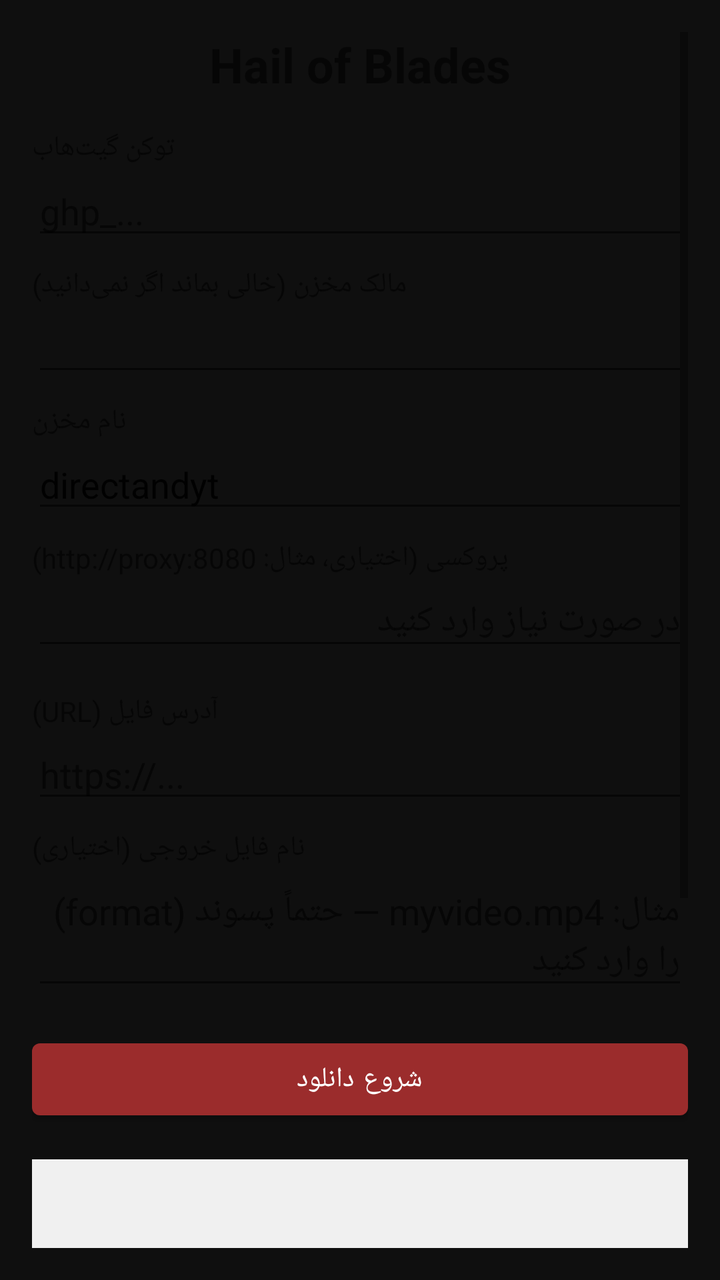
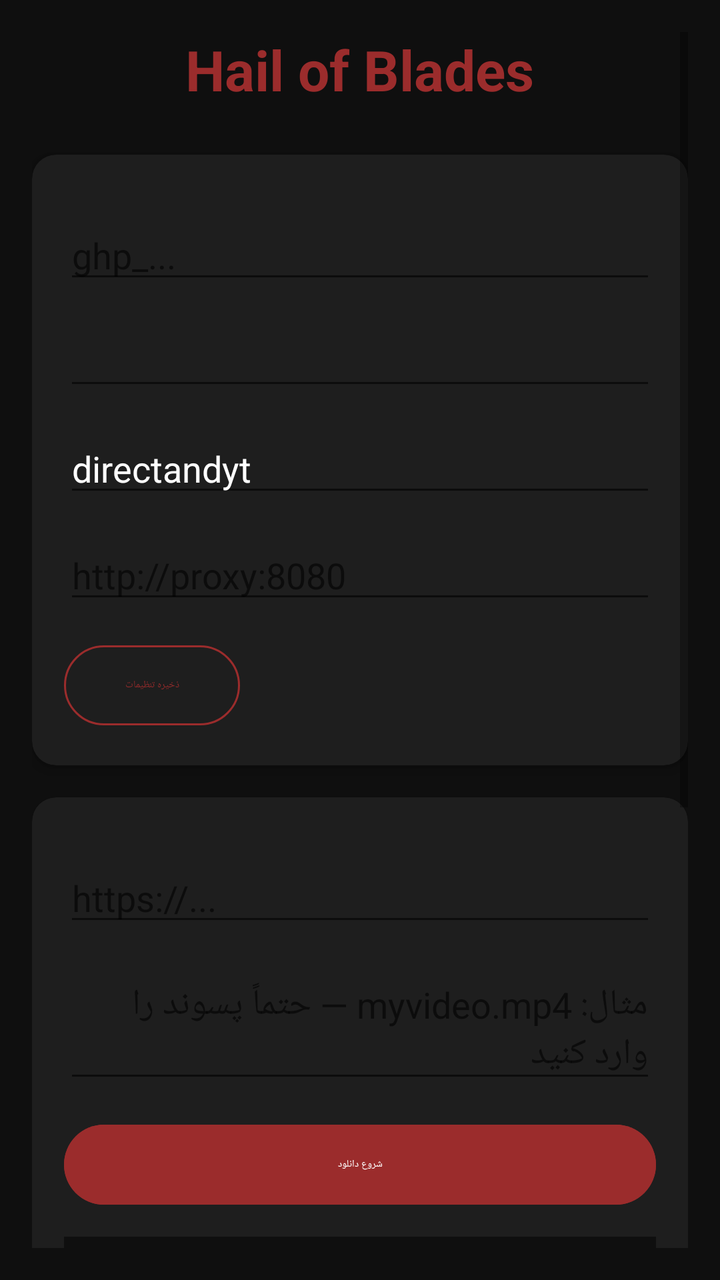

Compare the two renders of this Android layout. The source of the first and the diff that turns it into the second are given below.
<!-- AndroidManifest.xml: application theme Theme.HOB -->
<!-- res/layout/activity_main.xml -->
<?xml version="1.0" encoding="utf-8"?>
<ScrollView xmlns:android="http://schemas.android.com/apk/res/android"
    android:layout_width="match_parent"
    android:layout_height="match_parent"
    android:padding="16dp">

    <LinearLayout
        android:layout_width="match_parent"
        android:layout_height="wrap_content"
        android:orientation="vertical">

        <TextView
            android:layout_width="wrap_content"
            android:layout_height="wrap_content"
            android:text="Hail of Blades"
            android:textSize="24sp"
            android:textStyle="bold"
            android:layout_gravity="center"
            android:paddingBottom="16dp" />

        <TextView
            android:text="توکن گیت‌هاب"
            android:layout_width="wrap_content"
            android:layout_height="wrap_content" />
        <EditText
            android:id="@+id/tokenInput"
            android:layout_width="match_parent"
            android:layout_height="wrap_content"
            android:inputType="textPassword"
            android:hint="ghp_..." />

        <TextView
            android:text="مالک مخزن (خالی بماند اگر نمی‌دانید)"
            android:layout_width="wrap_content"
            android:layout_height="wrap_content"
            android:layout_marginTop="8dp" />
        <EditText
            android:id="@+id/ownerInput"
            android:layout_width="match_parent"
            android:layout_height="wrap_content"
            android:text="" />

        <TextView
            android:text="نام مخزن"
            android:layout_width="wrap_content"
            android:layout_height="wrap_content"
            android:layout_marginTop="8dp" />
        <EditText
            android:id="@+id/repoInput"
            android:layout_width="match_parent"
            android:layout_height="wrap_content"
            android:text="directandyt" />

        <TextView
            android:text="پروکسی (اختیاری، مثال: http://proxy:8080)"
            android:layout_width="wrap_content"
            android:layout_height="wrap_content"
            android:layout_marginTop="8dp" />
        <EditText
            android:id="@+id/proxyInput"
            android:layout_width="match_parent"
            android:layout_height="wrap_content"
            android:hint="در صورت نیاز وارد کنید" />

        <TextView
            android:text="آدرس فایل (URL)"
            android:layout_width="wrap_content"
            android:layout_height="wrap_content"
            android:layout_marginTop="16dp" />
        <EditText
            android:id="@+id/urlInput"
            android:layout_width="match_parent"
            android:layout_height="wrap_content"
            android:hint="https://..." />

        <TextView
            android:text="نام فایل خروجی (اختیاری)"
            android:layout_width="wrap_content"
            android:layout_height="wrap_content"
            android:layout_marginTop="8dp" />
        <EditText
            android:id="@+id/filenameInput"
            android:layout_width="match_parent"
            android:layout_height="wrap_content"
            android:hint="مثال: myvideo.mp4 — حتماً پسوند (format) را وارد کنید" />

        <Button
            android:id="@+id/startButton"
            android:layout_width="match_parent"
            android:layout_height="wrap_content"
            android:text="شروع دانلود"
            android:layout_marginTop="16dp" />

        <ProgressBar
            android:id="@+id/progressBar"
            style="?android:attr/progressBarStyleHorizontal"
            android:layout_width="match_parent"
            android:layout_height="wrap_content"
            android:layout_marginTop="16dp"
            android:visibility="gone" />

        <TextView
            android:id="@+id/logText"
            android:layout_width="match_parent"
            android:layout_height="200dp"
            android:background="#f0f0f0"
            android:padding="8dp"
            android:scrollbars="vertical"
            android:gravity="top"
            android:layout_marginTop="16dp" />

        <Button
            android:id="@+id/clearLogButton"
            android:layout_width="wrap_content"
            android:layout_height="wrap_content"
            android:text="پاک کردن لاگ"
            android:layout_gravity="end" />

        
        <LinearLayout
            android:layout_width="match_parent"
            android:layout_height="wrap_content"
            android:orientation="horizontal"
            android:gravity="center"
            android:layout_marginTop="20dp"
            android:padding="8dp">

            <TextView
                android:id="@+id/telegramLink"
                android:layout_width="wrap_content"
                android:layout_height="wrap_content"
                android:text="📱 @Hailofblades"
                android:textColor="#0088cc"
                android:padding="8dp"
                android:clickable="true"
                android:focusable="true" />

            <TextView
                android:layout_width="wrap_content"
                android:layout_height="wrap_content"
                android:text="  |  " />

            <TextView
                android:id="@+id/githubLink"
                android:layout_width="wrap_content"
                android:layout_height="wrap_content"
                android:text="🐙 GitHub"
                android:textColor="#333333"
                android:padding="8dp"
                android:clickable="true"
                android:focusable="true" />
        </LinearLayout>

    </LinearLayout>
</ScrollView>
<!-- resources referenced by this layout -->
<resources>
  <style name="Theme.HOB" parent="Theme.MaterialComponents.DayNight.NoActionBar">
          <item name="android:windowBackground">@color/background</item>
          <item name="android:statusBarColor">@color/background</item>
          <item name="android:navigationBarColor">@color/background</item>
          <item name="colorPrimary">@color/accentRune</item>
          <item name="colorPrimaryVariant">@color/accentRuneLight</item>
          <item name="colorOnPrimary">@color/textPrimary</item>
          <item name="colorSurface">@color/surface</item>
          <item name="colorOnSurface">@color/textPrimary</item>
          <item name="colorSecondary">@color/accentRuneLight</item>
          <item name="colorOnSecondary">@color/textPrimary</item>
      </style>
  <color name="background">#0F0F0F</color>
  <color name="accentRune">#9B2C2C</color>
  <color name="accentRuneLight">#C04444</color>
  <color name="textPrimary">#FFFFFF</color>
  <color name="surface">#1E1E1E</color>
</resources>

<!-- the commit's change to res/layout/activity_main.xml (unified diff, before → after) -->
@@ -1,120 +1,195 @@
 <?xml version="1.0" encoding="utf-8"?>
 <ScrollView xmlns:android="http://schemas.android.com/apk/res/android"
+    xmlns:app="http://schemas.android.com/apk/res-auto"
     android:layout_width="match_parent"
     android:layout_height="match_parent"
-    android:padding="16dp">
+    android:padding="16dp"
+    android:background="@color/background">
 
     <LinearLayout
         android:layout_width="match_parent"
         android:layout_height="wrap_content"
-        android:orientation="vertical">
+        android:orientation="vertical"
+        android:gravity="center_horizontal">
 
         <TextView
             android:layout_width="wrap_content"
             android:layout_height="wrap_content"
             android:text="Hail of Blades"
-            android:textSize="24sp"
+            android:textSize="28sp"
             android:textStyle="bold"
-            android:layout_gravity="center"
-            android:paddingBottom="16dp" />
-
-        <TextView
-            android:text="توکن گیت‌هاب"
-            android:layout_width="wrap_content"
-            android:layout_height="wrap_content" />
-        <EditText
-            android:id="@+id/tokenInput"
-            android:layout_width="match_parent"
-            android:layout_height="wrap_content"
-            android:inputType="textPassword"
-            android:hint="ghp_..." />
-
-        <TextView
-            android:text="مالک مخزن (خالی بماند اگر نمی‌دانید)"
-            android:layout_width="wrap_content"
-            android:layout_height="wrap_content"
-            android:layout_marginTop="8dp" />
-        <EditText
-            android:id="@+id/ownerInput"
-            android:layout_width="match_parent"
-            android:layout_height="wrap_content"
-            android:text="" />
-
-        <TextView
-            android:text="نام مخزن"
-            android:layout_width="wrap_content"
-            android:layout_height="wrap_content"
-            android:layout_marginTop="8dp" />
-        <EditText
-            android:id="@+id/repoInput"
-            android:layout_width="match_parent"
-            android:layout_height="wrap_content"
-            android:text="directandyt" />
-
-        <TextView
-            android:text="پروکسی (اختیاری، مثال: http://proxy:8080)"
-            android:layout_width="wrap_content"
-            android:layout_height="wrap_content"
-            android:layout_marginTop="8dp" />
-        <EditText
-            android:id="@+id/proxyInput"
-            android:layout_width="match_parent"
-            android:layout_height="wrap_content"
-            android:hint="در صورت نیاز وارد کنید" />
-
-        <TextView
-            android:text="آدرس فایل (URL)"
-            android:layout_width="wrap_content"
-            android:layout_height="wrap_content"
-            android:layout_marginTop="16dp" />
-        <EditText
-            android:id="@+id/urlInput"
-            android:layout_width="match_parent"
-            android:layout_height="wrap_content"
-            android:hint="https://..." />
-
-        <TextView
-            android:text="نام فایل خروجی (اختیاری)"
-            android:layout_width="wrap_content"
-            android:layout_height="wrap_content"
-            android:layout_marginTop="8dp" />
-        <EditText
-            android:id="@+id/filenameInput"
-            android:layout_width="match_parent"
-            android:layout_height="wrap_content"
-            android:hint="مثال: myvideo.mp4 — حتماً پسوند (format) را وارد کنید" />
-
-        <Button
-            android:id="@+id/startButton"
-            android:layout_width="match_parent"
-            android:layout_height="wrap_content"
-            android:text="شروع دانلود"
-            android:layout_marginTop="16dp" />
-
-        <ProgressBar
-            android:id="@+id/progressBar"
-            style="?android:attr/progressBarStyleHorizontal"
-            android:layout_width="match_parent"
-            android:layout_height="wrap_content"
-            android:layout_marginTop="16dp"
-            android:visibility="gone" />
-
-        <TextView
-            android:id="@+id/logText"
-            android:layout_width="match_parent"
-            android:layout_height="200dp"
-            android:background="#f0f0f0"
-            android:padding="8dp"
-            android:scrollbars="vertical"
-            android:gravity="top"
-            android:layout_marginTop="16dp" />
-
-        <Button
-            android:id="@+id/clearLogButton"
-            android:layout_width="wrap_content"
-            android:layout_height="wrap_content"
-            android:text="پاک کردن لاگ"
-            android:layout_gravity="end" />
+            android:textColor="@color/accentRune"
+            android:paddingBottom="24dp" />
+
+        
+        <com.google.android.material.card.MaterialCardView
+            android:layout_width="match_parent"
+            android:layout_height="wrap_content"
+            android:layout_marginBottom="16dp"
+            app:cardCornerRadius="12dp"
+            app:cardBackgroundColor="@color/surface"
+            app:cardElevation="4dp">
+
+            <LinearLayout
+                android:layout_width="match_parent"
+                android:layout_height="wrap_content"
+                android:orientation="vertical"
+                android:padding="16dp">
+
+                <TextView
+                    android:text="تنظیمات"
+                    android:textColor="@color/accentRune"
+                    android:textSize="18sp"
+                    android:layout_marginBottom="12dp" />
+
+                <TextView android:text="توکن گیت‌هاب" android:textColor="@color/textSecondary"/>
+                <EditText
+                    android:id="@+id/tokenInput"
+                    android:layout_width="match_parent"
+                    android:layout_height="wrap_content"
+                    android:inputType="textPassword"
+                    android:hint="ghp_..."
+                    android:textColor="@color/textPrimary"
+                    android:hintTextColor="@color/textSecondary"/>
+
+                <TextView android:text="مالک ریپازیتوری" android:textColor="@color/textSecondary" android:layout_marginTop="12dp"/>
+                <EditText
+                    android:id="@+id/ownerInput"
+                    android:layout_width="match_parent"
+                    android:layout_height="wrap_content"
+                    android:text=""
+                    android:textColor="@color/textPrimary"/>
+
+                <TextView android:text="نام ریپازیتوری" android:textColor="@color/textSecondary" android:layout_marginTop="12dp"/>
+                <EditText
+                    android:id="@+id/repoInput"
+                    android:layout_width="match_parent"
+                    android:layout_height="wrap_content"
+                    android:text="directandyt"
+                    android:textColor="@color/textPrimary"/>
+
+                <TextView android:text="پروکسی (اختیاری)" android:textColor="@color/textSecondary" android:layout_marginTop="12dp"/>
+                <EditText
+                    android:id="@+id/proxyInput"
+                    android:layout_width="match_parent"
+                    android:layout_height="wrap_content"
+                    android:hint="http://proxy:8080"
+                    android:textColor="@color/textPrimary"/>
+
+                <Button
+                    android:id="@+id/saveSettingsButton"
+                    android:layout_width="wrap_content"
+                    android:layout_height="wrap_content"
+                    android:text="ذخیره تنظیمات"
+                    android:layout_marginTop="12dp"
+                    style="@style/Widget.Material3.Button.OutlinedButton"
+                    app:strokeColor="@color/accentRune"
+                    android:textColor="@color/accentRune"/>
+
+            </LinearLayout>
+        </com.google.android.material.card.MaterialCardView>
+
+        
+        <com.google.android.material.card.MaterialCardView
+            android:layout_width="match_parent"
+            android:layout_height="wrap_content"
+            android:layout_marginBottom="16dp"
+            app:cardCornerRadius="12dp"
+            app:cardBackgroundColor="@color/surface">
+
+            <LinearLayout
+                android:layout_width="match_parent"
+                android:layout_height="wrap_content"
+                android:orientation="vertical"
+                android:padding="16dp">
+
+                <TextView
+                    android:text="دانلود فایل"
+                    android:textColor="@color/accentRune"
+                    android:textSize="18sp"
+                    android:layout_marginBottom="12dp" />
+
+                <TextView android:text="آدرس فایل (URL)" android:textColor="@color/textSecondary"/>
+                <EditText
+                    android:id="@+id/urlInput"
+                    android:layout_width="match_parent"
+                    android:layout_height="wrap_content"
+                    android:hint="https://..."
+                    android:textColor="@color/textPrimary"/>
+
+                <TextView android:text="نام فایل خروجی (اختیاری)" android:textColor="@color/textSecondary" android:layout_marginTop="12dp"/>
+                <EditText
+                    android:id="@+id/filenameInput"
+                    android:layout_width="match_parent"
+                    android:layout_height="wrap_content"
+                    android:hint="مثال: myvideo.mp4 — حتماً پسوند را وارد کنید"
+                    android:textColor="@color/textPrimary"/>
+
+                <Button
+                    android:id="@+id/startButton"
+                    android:layout_width="match_parent"
+                    android:layout_height="wrap_content"
+                    android:text="شروع دانلود"
+                    android:layout_marginTop="12dp"
+                    style="@style/Widget.Material3.Button"
+                    android:backgroundTint="@color/accentRune"/>
+
+                <ProgressBar
+                    android:id="@+id/progressBar"
+                    style="?android:attr/progressBarStyleHorizontal"
+                    android:layout_width="match_parent"
+                    android:layout_height="wrap_content"
+                    android:layout_marginTop="16dp"
+                    android:visibility="gone" />
+
+                <TextView
+                    android:id="@+id/logText"
+                    android:layout_width="match_parent"
+                    android:layout_height="150dp"
+                    android:background="@color/background"
+                    android:padding="8dp"
+                    android:scrollbars="vertical"
+                    android:gravity="top"
+                    android:textColor="@color/textSecondary"
+                    android:layout_marginTop="12dp" />
+
+                <Button
+                    android:id="@+id/clearLogButton"
+                    android:layout_width="wrap_content"
+                    android:layout_height="wrap_content"
+                    android:text="پاک کردن لاگ"
+                    android:layout_gravity="end"
+                    style="@style/Widget.Material3.Button.TextButton"
+                    android:textColor="@color/textSecondary"/>
+
+            </LinearLayout>
+        </com.google.android.material.card.MaterialCardView>
+
+        
+        <com.google.android.material.card.MaterialCardView
+            android:layout_width="match_parent"
+            android:layout_height="wrap_content"
+            android:layout_marginBottom="16dp"
+            app:cardCornerRadius="12dp"
+            app:cardBackgroundColor="@color/surface">
+
+            <LinearLayout
+                android:layout_width="match_parent"
+                android:layout_height="wrap_content"
+                android:orientation="vertical"
+                android:padding="16dp">
+
+                <Button
+                    android:id="@+id/manageFoldersButton"
+                    android:layout_width="match_parent"
+                    android:layout_height="wrap_content"
+                    android:text="مدیریت پوشه‌های قدیمی در ریپازیتوری"
+                    style="@style/Widget.Material3.Button.OutlinedButton"
+                    app:strokeColor="@color/accentRune"
+                    android:textColor="@color/accentRune"/>
+
+            </LinearLayout>
+        </com.google.android.material.card.MaterialCardView>
 
         
         <LinearLayout
@@ -122,7 +197,7 @@
             android:layout_height="wrap_content"
             android:orientation="horizontal"
             android:gravity="center"
-            android:layout_marginTop="20dp"
+            android:layout_marginTop="8dp"
             android:padding="8dp">
 
             <TextView
@@ -132,23 +207,22 @@
                 android:text="📱 @Hailofblades"
                 android:textColor="#0088cc"
                 android:padding="8dp"
-                android:clickable="true"
-                android:focusable="true" />
+                android:clickable="true" />
 
             <TextView
                 android:layout_width="wrap_content"
                 android:layout_height="wrap_content"
-                android:text="  |  " />
+                android:text="  |  "
+                android:textColor="@color/textSecondary"/>
 
             <TextView
                 android:id="@+id/githubLink"
                 android:layout_width="wrap_content"
                 android:layout_height="wrap_content"
                 android:text="🐙 GitHub"
-                android:textColor="#333333"
+                android:textColor="#AAAAAA"
                 android:padding="8dp"
-                android:clickable="true"
-                android:focusable="true" />
+                android:clickable="true" />
         </LinearLayout>
 
     </LinearLayout>
<!-- resource entries referenced after the edit -->
@@ -16,6 +16,7 @@
   <color name="accentRune">#9B2C2C</color>
   <color name="accentRuneLight">#C04444</color>
   <color name="textPrimary">#FFFFFF</color>
+  <color name="textSecondary">#B0B0B0</color>
   <color name="surface">#1E1E1E</color>
 </resources>
 
